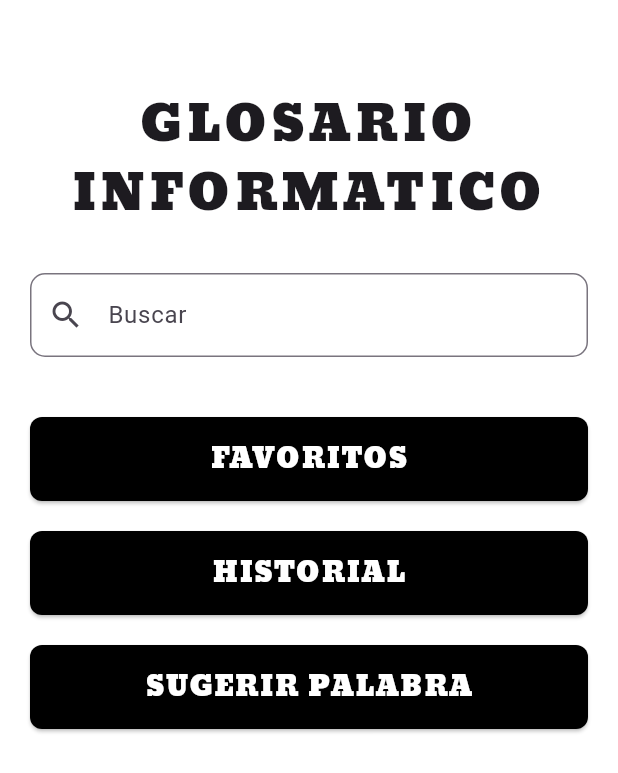
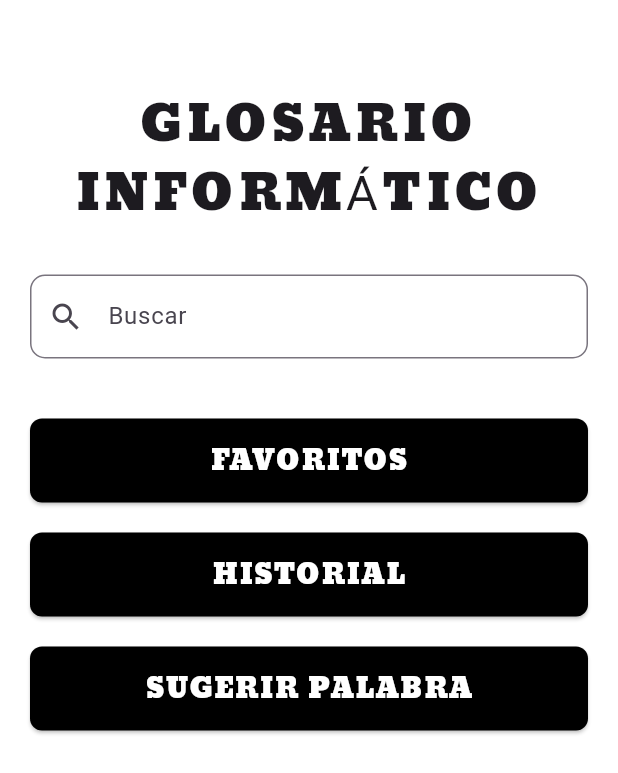
Before and after one commit to JMCS10/Glosario_Informatico, a Flutter app: the screen it shows after launch, on a phone screen of 412 x 824 dp. Shown: the top 773 px of the screen. Run offline on Flutter 3.47's test engine with Material 3 defaults, Android fonts, the phone set to English and light mode, and no system bars; our stand-ins replace supabase_flutter; accounts and stored records are empty.

Commit message:
Modificaciones Pequeñas
Arreglos en llaves y ortografía

```diff
--- a/lib/pantallas/pantalla_inicio.dart
+++ b/lib/pantallas/pantalla_inicio.dart
@@ -16,7 +16,7 @@ class PantallaInicio extends StatelessWidget {
               const SizedBox(height: 40),
               const Center(
                 child: Text(
-                  "GLOSARIO\nINFORMATICO",
+                  "GLOSARIO\nINFORMÁTICO",
                   textAlign: TextAlign.center,
                   style: TextStyle(
                     fontFamily: 'Angkor',
```
Also changed, not shown: lib/logica/glosario.dart (line endings or trailing spaces).
